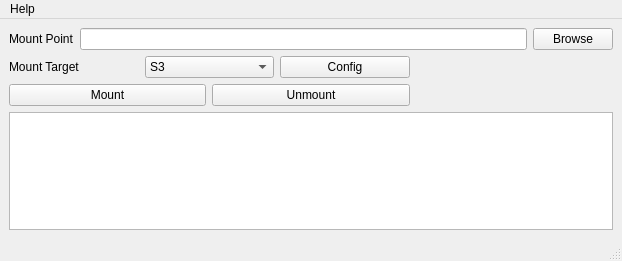
Above: gui/mountPrimaryWindow.ui from Seagate/cloudfuse before the change. Below: the same form after it.
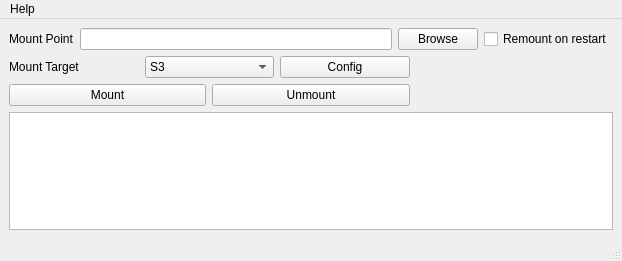
That is the form after the change.

Commit message:
Add remount flag (#469)
* Add remount flag to command line on Windows

* Update documentation

* Add remount option to the GUI and fix issues with mounts.json file

* Clarify checkbox in GUI

* Fix issue with extra print

* Install startup service automatically for no_gui

* Fix using enable-remount in mount command

What changed in the file:
```diff
--- a/gui/mountPrimaryWindow.ui
+++ b/gui/mountPrimaryWindow.ui
@@ -63,6 +63,19 @@
         </property>
        </widget>
       </item>
+      <item>
+      <widget class="QCheckBox" name="checkBox_remount">
+       <property name="toolTip">
+        <string>&lt;html&gt;&lt;head/&gt;&lt;body&gt;&lt;p&gt;Remount mount on server restart. If checked, mount will automatically restart when system restarts. If unchecked, then when you unmount the mount it will not automatically restart.&lt;/p&gt;&lt;/body&gt;&lt;/html&gt;</string>
+       </property>
+       <property name="text">
+        <string>Remount on restart</string>
+       </property>
+        <property name="checked">
+        <bool>false</bool>
+       </property>
+      </widget>
+      </item>
      </layout>
     </item>
     <item row="1" column="0" colspan="2">
```
The commit also changes 11 other files.
